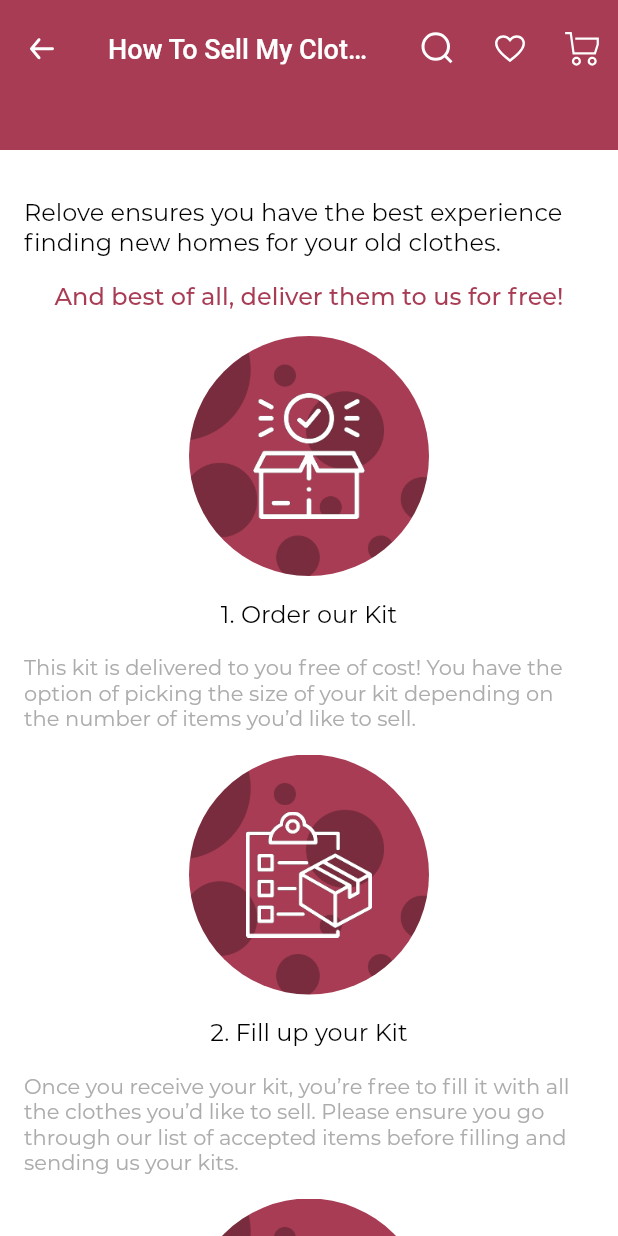
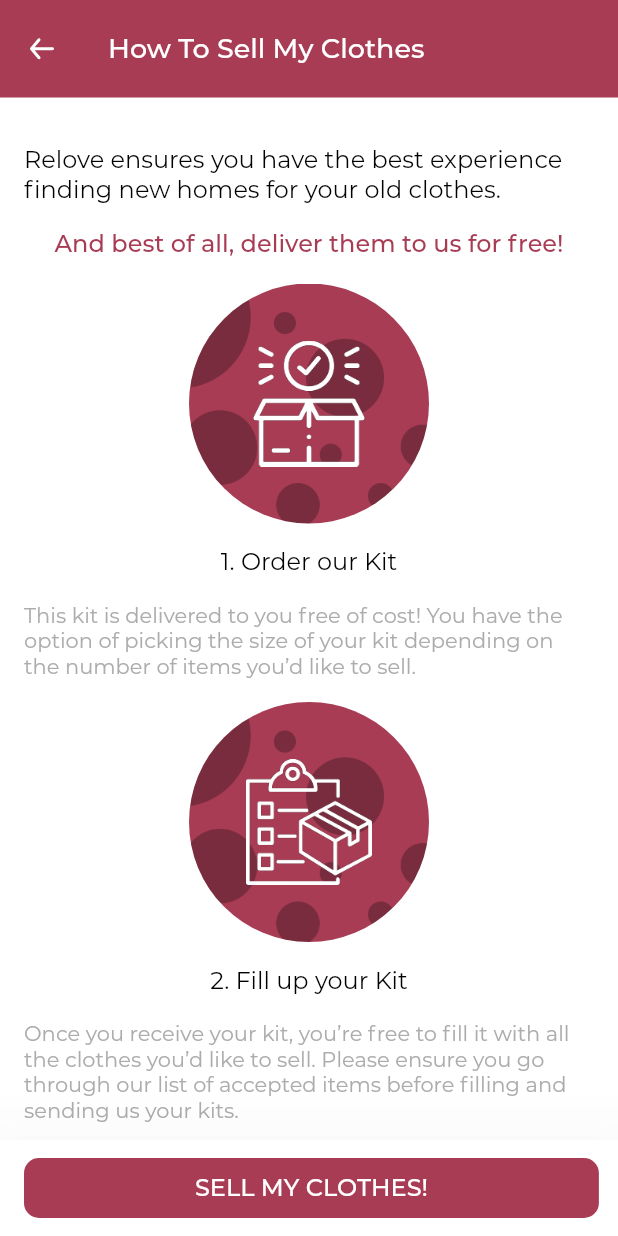
Before and after one commit to smellycloud/relove, a Flutter app: the SellInstructionsScreen screen opened by its route, on a phone screen of 412 x 824 dp. Run offline on Flutter 3.47's test engine with Material 2 defaults, Android fonts, the phone set to English and light mode, and no system bars; our stand-ins replace cloud_firestore, firebase_auth, firebase_core, flutter_svg, font_awesome_flutter, get and 2 more; accounts and stored records are empty.

Commit message:
fix appbar

```diff
--- a/lib/components/common/relove_navigation_tile.dart
+++ b/lib/components/common/relove_large_navigation_tile.dart
@@ -2,8 +2,8 @@ import 'package:flutter/material.dart';
 import 'package:relove/constants.dart';
 import 'package:flutter_svg/flutter_svg.dart';
 
-class ReloveNavigationTile extends StatelessWidget {
-  const ReloveNavigationTile({
+class ReloveLargeNavigationTile extends StatelessWidget {
+  const ReloveLargeNavigationTile({
     Key? key,
     required this.title,
     required this.subText,
--- a/lib/components/common/rounded_bottom_button.dart
+++ b/lib/components/common/rounded_bottom_button.dart
@@ -36,7 +36,7 @@ class RoundedBottomButton extends StatelessWidget {
         minWidth: MediaQuery
             .of(context)
             .size
-            .width,
+            .width/1.075, //SUPER JANKY! PLS FIX
         shape: RoundedRectangleBorder(
           borderRadius: BorderRadius.circular(10.0),
           side: showBorder ? _borderSide : BorderSide.none,
--- a/lib/components/product/size_selector_bubble.dart
+++ b/lib/components/product/size_selector_bubble.dart
@@ -14,8 +14,8 @@ class SizeSelectorBubble extends StatelessWidget {
     return GestureDetector(
       onTap: onTap,
       child: Container(
-        width: 50.0,
-        height: 50.0,
+        width: 45.0,
+        height: 45.0,
         // margin: const EdgeInsets.only(left: 16.0, top: 16.0, bottom: 16.0),
         margin: const EdgeInsets.only(right: 16.0),
         decoration: BoxDecoration(
@@ -31,7 +31,7 @@ class SizeSelectorBubble extends StatelessWidget {
             sizeSelectorData['size'],
             style: TextStyle(
                 color: sizeSelectorData['isSelected'] as bool ? kLightTextColor : kDarkTextColor,
-                fontWeight: FontWeight.bold,
+                fontWeight: FontWeight.w600,
                 fontSize: 14.0),
           ),
         ),
--- a/lib/screens/sell/sell_instructions_screen.dart
+++ b/lib/screens/sell/sell_instructions_screen.dart
@@ -4,6 +4,7 @@ import 'package:relove/constants.dart';
 import 'package:relove/components/common/relove_custom_sliver_appbar.dart';
 import 'package:relove/components/common/relove_image_bubble.dart';
 import 'package:relove/components/common/rounded_bottom_button.dart';
+import 'package:flutter_svg/flutter_svg.dart';
 
 class SellInstructionsScreen extends StatelessWidget {
   static const id = "sell_instructions_screen";
@@ -13,14 +14,51 @@ class SellInstructionsScreen extends StatelessWidget {
   @override
   Widget build(BuildContext context) {
     return Scaffold(
-      body: NestedScrollView(
-        headerSliverBuilder: (BuildContext context, bool innerBoxIsScrolled) {
-          return [
-            const ReloveCustomSliverAppBar(
-              titleText: 'How To Sell My Clothes',
+      bottomNavigationBar: Material(
+        elevation: 50.0,
+        color: kSecondaryColor,
+        child: SizedBox(
+          height: 64.0,
+          child: Row(
+            children: [
+              Padding(
+                padding: const EdgeInsets.symmetric(horizontal: 16.0),
+                child: RoundedBottomButton(
+                  onPressed: () {
+                    print('Sell screen!');
+                  },
+                  showBorder: false,
+                  buttonText: 'SELL MY CLOTHES!',
                 ),
-          ];
+              ),
+            ],
+          ),
+        ),
+      ),
+      appBar: AppBar(
+        title: const Text(
+          'How To Sell My Clothes',
+          style: TextStyle(
+            fontSize: 18.0,
+            color: kLightTextColor,
+          ),
+        ),
+        leading: IconButton(
+          splashRadius: kButtonSplashRadius,
+          splashColor: Colors.transparent,
+          icon: SvgPicture.asset(
+            kBackButtonImageSource,
+            height: 24.0,
+            width: 24.0,
+          ),
+          onPressed: () {
+            Navigator.pop(context);
           },
+        ),
+        toolbarHeight: 65.0,
+        elevation: 0.0,
+        backgroundColor: kPrimaryColor,
+      ),
       body: SingleChildScrollView(
         child: Padding(
           padding: const EdgeInsets.only(
@@ -28,8 +66,8 @@ class SellInstructionsScreen extends StatelessWidget {
           child: Column(
             mainAxisAlignment: MainAxisAlignment.center,
             crossAxisAlignment: CrossAxisAlignment.center,
-              children: [
-                const Padding(
+            children: const [
+              Padding(
                 padding: EdgeInsets.only(top: 16.0),
                 child: Text(
                   "Relove ensures you have the best experience finding new homes for your old clothes.",
@@ -39,7 +77,7 @@ class SellInstructionsScreen extends StatelessWidget {
                   ),
                 ),
               ),
-                const Padding(
+              Padding(
                 padding: EdgeInsets.only(top: 16.0),
                 child: Text(
                   "And best of all, deliver them to us for free!",
@@ -50,7 +88,7 @@ class SellInstructionsScreen extends StatelessWidget {
                   ),
                 ),
               ),
-                const Padding(
+              Padding(
                 padding: EdgeInsets.only(top: 16.0),
                 child: ReloveImageBubble(
                   imagePath: 'assets/sell_icons/step_1.png',
@@ -59,7 +97,7 @@ class SellInstructionsScreen extends StatelessWidget {
                       'This kit is delivered to you free of cost! You have the option of picking the size of your kit depending on the number of items you’d like to sell.',
                 ),
               ),
-                const Padding(
+              Padding(
                 padding: EdgeInsets.only(top: 16.0),
                 child: ReloveImageBubble(
                   imagePath: 'assets/sell_icons/step_2.png',
@@ -68,7 +106,7 @@ class SellInstructionsScreen extends StatelessWidget {
                       'Once you receive your kit, you’re free to fill it with all the clothes you’d like to sell. Please ensure you go through our list of accepted items before filling and sending us your kits.',
                 ),
               ),
-                const Padding(
+              Padding(
                 padding: EdgeInsets.only(top: 16.0),
                 child: ReloveImageBubble(
                   imagePath: 'assets/sell_icons/step_3.png',
@@ -77,7 +115,7 @@ class SellInstructionsScreen extends StatelessWidget {
                       'After your kit has been filled, it’t time for you to send it to us. Use your nearest post office or delivery service to mail the kit. The delivery location is already printed onto the boxes.',
                 ),
               ),
-                const Padding(
+              Padding(
                 padding: EdgeInsets.only(top: 16.0),
                 child: ReloveImageBubble(
                   imagePath: 'assets/sell_icons/step_4.png',
@@ -86,16 +124,15 @@ class SellInstructionsScreen extends StatelessWidget {
                       'Once we receive your kit, we price eligible items according to their market prices. Based on these prices, you receive credit. Avail this to shop at our store!',
                 ),
               ),
-                Padding(
-                  padding: const EdgeInsets.only(top: 16, bottom: 16),
-                  child: RoundedBottomButton(
-                      onPressed: () {
-                        print('Sell screen');
-                      },
-                      buttonText: 'SELL MY CLOTHES!'),
-                )
+              // Padding(
+              //   padding: const EdgeInsets.only(top: 16, bottom: 16),
+              //   child: RoundedBottomButton(
+              //       onPressed: () {
+              //         print('Sell screen');
+              //       },
+              //       buttonText: 'SELL MY CLOTHES!'),
+              // )
             ],
-            ),
           ),
         ),
       ),
--- a/lib/screens/sell/sell_screen.dart
+++ b/lib/screens/sell/sell_screen.dart
@@ -2,7 +2,7 @@ import 'package:flutter/material.dart';
 import 'package:relove/constants.dart';
 
 // import 'package:flutter_svg/flutter_svg.dart';
-import 'package:relove/components/common/relove_navigation_tile.dart';
+import 'package:relove/components/common/relove_large_navigation_tile.dart';
 import 'package:relove/components/common/rounded_bottom_button.dart';
 import 'package:relove/screens/sell/sell_instructions_screen.dart';
 
@@ -63,7 +63,7 @@ class SellScreen extends StatelessWidget {
                 ),
               ),
             ),
-            ReloveNavigationTile(
+            ReloveLargeNavigationTile(
               title: 'How it works',
               subText:
                   'Fill up our boxes with your clothes and send them to us. We’ll handle the rest!',
@@ -76,7 +76,7 @@ class SellScreen extends StatelessWidget {
               thickness: 0.5,
               color: kDividerColor,
             ),
-            ReloveNavigationTile(
+            ReloveLargeNavigationTile(
               title: 'Credit Scheme',
               subText:
                   'Once Items are received we calculate how much each item will sell for. These credits can be used inside our app!',
```
Also changed, not shown: lib/components/common/relove_small_navigation_tile.dart (added, +43 -0 lines), lib/components/product/policy_card.dart (added, +66 -0 lines), lib/screens/categories/categories_screen.dart (+47 -7 lines), lib/screens/product/product_screen.dart (+68 -8 lines). Lines whose indentation alone changed are shown as unchanged.
